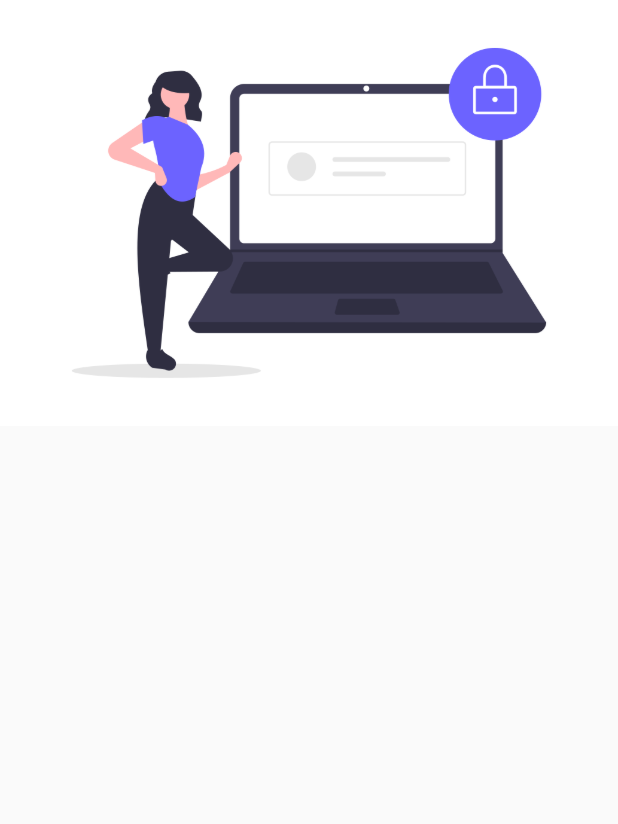
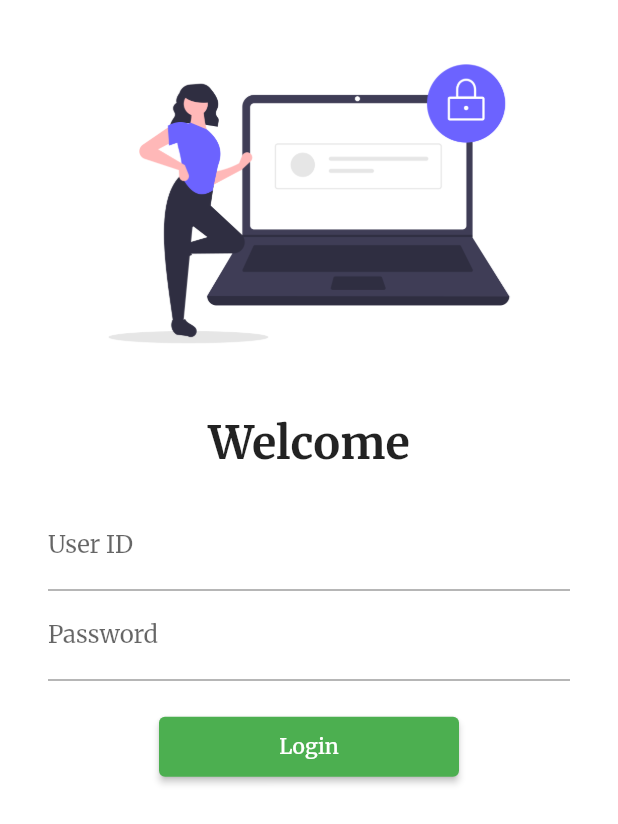
Before and after one commit to ahmer-najam/flutter_app1, a Flutter app: the screen it shows after launch, on a phone screen of 412 x 824 dp. Shown: the top 824 px of the screen. Run offline on Flutter 3.47's test engine with Material 2 defaults, Android fonts, the phone set to English and light mode, and no system bars; our stand-ins replace google_fonts.

Commit message:
2021.06.03.001

```diff
--- a/lib/main.dart
+++ b/lib/main.dart
@@ -1,6 +1,8 @@
 import 'package:flutter/material.dart';
 import 'package:flutter_app1/pages/HomePage.dart';
 import 'package:flutter_app1/pages/LoginPage.dart';
+import 'package:flutter_app1/utils/MyRoutes.dart';
+import 'package:google_fonts/google_fonts.dart';
 
 void main() {
   runApp(MyApp());
@@ -14,13 +16,13 @@ class MyApp extends StatelessWidget {
     return MaterialApp(
       // home: HomePage(),
       themeMode: ThemeMode.light,
-      theme: ThemeData(primarySwatch: Colors.green),
+      theme: ThemeData(primarySwatch: Colors.green, fontFamily: GoogleFonts.merriweather().fontFamily),
       darkTheme: ThemeData(brightness: Brightness.dark),
       initialRoute: "/login",
       routes: {
         "/": (context) => LoginPage(),
-        "/login": (context) => LoginPage(),
-        "/home": (context) => HomePage(),
+        MyRoutes.loginRoute: (context) => LoginPage(),
+        MyRoutes.homeRoute: (context) => HomePage(),
       },
     );
   }
--- a/lib/pages/LoginPage.dart
+++ b/lib/pages/LoginPage.dart
@@ -1,4 +1,5 @@
 import 'package:flutter/material.dart';
+import 'package:flutter_app1/utils/MyRoutes.dart';
 
 class LoginPage extends StatelessWidget {
   const LoginPage({Key? key}) : super(key: key);
@@ -6,11 +7,50 @@ class LoginPage extends StatelessWidget {
   @override
   Widget build(BuildContext context) {
     return Material(
-      child: Column(
-        children:[
-          Image.asset("assets/images/login.png", fit: BoxFit.cover,)
-        ]
-      )
-    );
+        color: Colors.white,
+        child: Padding(
+          padding: const EdgeInsets.symmetric(vertical: 16, horizontal: 32),
+          child: SingleChildScrollView(
+            child: Column(children: [
+              Image.asset(
+                "assets/images/login.png",
+                fit: BoxFit.cover,
+              ),
+              SizedBox(
+                height: 20,
+              ),
+              Text(
+                "Welcome",
+                style: TextStyle(fontSize: 30, fontWeight: FontWeight.bold),
+              ),
+              SizedBox(
+                height: 20,
+              ),
+              Column(
+                children: [
+                  TextFormField(
+                    decoration: InputDecoration(
+                        hintText: "Enter ID", labelText: "User ID"),
+                  ),
+                  TextFormField(
+                    obscureText: true,
+                    decoration: InputDecoration(
+                        hintText: "Enter Password", labelText: "Password"),
+                  ),
+                  SizedBox(
+                    height: 20,
+                  ),
+                  ElevatedButton(
+                    onPressed: () {
+                      Navigator.pushNamed(context, MyRoutes.homeRoute);
+                    },
+                    child: Text("Login"),
+                    style: TextButton.styleFrom(minimumSize: Size(200, 40)),
+                  ),
+                ],
+              ),
+            ]),
+          ),
+        ));
   }
 }
--- /dev/null
+++ b/lib/utils/MyRoutes.dart
@@ -0,0 +1,4 @@
+class MyRoutes {
+  static String loginRoute = "/login";
+  static String homeRoute = "/home";
+}
--- a/pubspec.yaml
+++ b/pubspec.yaml
@@ -27,6 +27,7 @@ dependencies:
   # The following adds the Cupertino Icons font to your application.
   # Use with the CupertinoIcons class for iOS style icons.
   cupertino_icons: ^1.0.2
+  google_fonts: ^2.1.0
 
 dev_dependencies:
   flutter_test:
```
Also changed, not shown: pubspec.lock.
